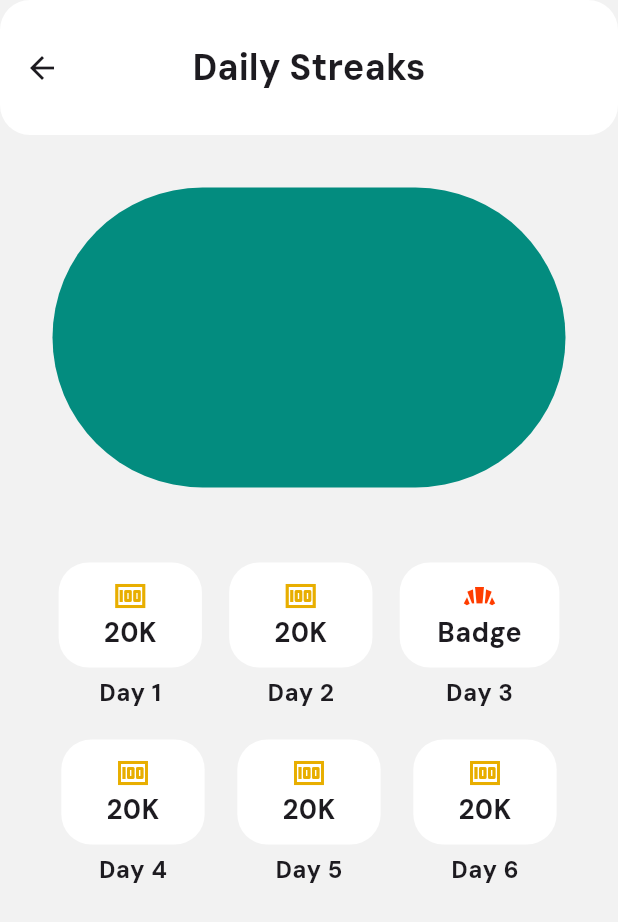
After one commit to melmendez37/karawell, a Flutter app: the FifthScreen screen opened directly, on a phone screen of 412 x 824 dp. The commit adds this screen. Shown: the top 922 px of the screen. Run offline on Flutter 3.47's test engine with Material 3 defaults, Android fonts, the phone set to English and light mode, and no system bars.

Commit message:
initial commit

```diff
--- /dev/null
+++ b/lib/screens/fifth_screen.dart
@@ -0,0 +1,339 @@
+import 'package:flutter/material.dart';
+
+class FifthScreen extends StatelessWidget {
+  @override
+  Widget build(BuildContext context) {
+    return Scaffold(
+      backgroundColor: Color(0xfff2f2f2),
+      appBar: AppBar(
+        toolbarHeight: 90,
+        backgroundColor: Color(0xffffffff),
+        title: Text(
+          'Daily Streaks',
+          style: TextStyle(
+            fontFamily: 'DM_Sans',
+            fontSize: 24.0,
+            fontWeight: FontWeight.bold,
+          ),
+        ),
+        centerTitle: true,
+        automaticallyImplyLeading: true,
+
+        shape: RoundedRectangleBorder(
+          borderRadius: BorderRadius.vertical(
+            bottom: Radius.circular(20),
+            top: Radius.circular(20),
+          ),
+
+        ),
+      ),
+
+      body: Padding(
+        padding: EdgeInsets.all(35.0),
+        child: Column(
+          mainAxisAlignment: MainAxisAlignment.start,
+          crossAxisAlignment: CrossAxisAlignment.center,
+
+          children: [
+            Container(
+              padding: EdgeInsets.all(100.0),
+              decoration: BoxDecoration(
+                color: Color(0xFF038C7F),
+                borderRadius: BorderRadius.circular(100),
+              ),
+            ),
+
+            SizedBox(height: 50),
+
+            Row(
+              mainAxisAlignment: MainAxisAlignment.spaceEvenly,
+              crossAxisAlignment: CrossAxisAlignment.center,
+              children: <Widget>[
+                Column(
+                  children: [
+                    Container(
+                      padding: EdgeInsets.symmetric(
+                          vertical: 10.0,
+                          horizontal: 30.0
+                      ),
+                      decoration: BoxDecoration(
+                        color: Colors.white,
+                        borderRadius: BorderRadius.circular(20),
+                      ),
+                      child: Column(
+                        mainAxisAlignment: MainAxisAlignment.center,
+                        children: [
+                          Icon(
+                              Icons.money,
+                              color: Color(0xFFE8AE00),
+                              size:24
+                          ),
+                          Text(
+                            '20K',
+                            style: TextStyle(
+                              fontFamily: 'DM_Sans',
+                              fontWeight: FontWeight.bold,
+                              fontSize: 18.0,
+                            ),
+                          ),
+                        ],
+                      ),
+                    ),
+
+                    SizedBox(height: 5),
+
+                    Text(
+                      'Day 1',
+                      style: TextStyle(
+                        fontFamily: 'DM_Sans',
+                        fontWeight: FontWeight.bold,
+                        fontSize: 16.0,
+                      ),
+                    ),
+                  ],
+                ),
+
+                SizedBox(width: 10.0),
+
+                Column(
+                  children: [
+                    Container(
+                      padding: EdgeInsets.symmetric(
+                          vertical: 10.0,
+                          horizontal: 30.0
+                      ),
+                      decoration: BoxDecoration(
+                        color: Colors.white,
+                        borderRadius: BorderRadius.circular(20),
+                      ),
+                      child: Column(
+                        mainAxisAlignment: MainAxisAlignment.center,
+                        children: [
+                          Icon(
+                              Icons.money,
+                              color: Color(0xFFE8AE00),
+                              size:24
+                          ),
+                          Text(
+                            '20K',
+                            style: TextStyle(
+                              fontFamily: 'DM_Sans',
+                              fontWeight: FontWeight.bold,
+                              fontSize: 18.0,
+                            ),
+                          ),
+                        ],
+                      ),
+                    ),
+
+                    SizedBox(height: 5),
+
+                    Text(
+                      'Day 2',
+                      style: TextStyle(
+                        fontFamily: 'DM_Sans',
+                        fontWeight: FontWeight.bold,
+                        fontSize: 16.0,
+                      ),
+                    ),
+                  ],
+                ),
+
+                SizedBox(width: 10.0),
+
+                Column(
+                  children: [
+                    Container(
+                      padding: EdgeInsets.symmetric(
+                          vertical: 10.0,
+                          horizontal: 25.0
+                      ),
+                      decoration: BoxDecoration(
+                        color: Colors.white,
+                        borderRadius: BorderRadius.circular(20),
+                      ),
+                      child: Column(
+                        mainAxisAlignment: MainAxisAlignment.center,
+                        children: [
+                          Icon(
+                              Icons.bakery_dining_sharp,
+                              color: Color(0xFFFF3D00),
+                              size:24
+                          ),
+                          Text(
+                            'Badge',
+                            style: TextStyle(
+                              fontFamily: 'DM_Sans',
+                              fontWeight: FontWeight.bold,
+                              fontSize: 18.0,
+                            ),
+                          ),
+                        ],
+                      ),
+                    ),
+
+                    SizedBox(height: 5),
+
+                    Text(
+                      'Day 3',
+                      style: TextStyle(
+                        fontFamily: 'DM_Sans',
+                        fontWeight: FontWeight.bold,
+                        fontSize: 16.0,
+                      ),
+                    ),
+                  ],
+                ),
+              ],
+            ),
+
+            SizedBox(height: 20.0),
+
+            Row(
+              mainAxisAlignment: MainAxisAlignment.spaceEvenly,
+              crossAxisAlignment: CrossAxisAlignment.center,
+              children: <Widget>[
+                Column(
+                  children: [
+                    Container(
+                      padding: EdgeInsets.symmetric(
+                          vertical: 10.0,
+                          horizontal: 30.0
+                      ),
+                      decoration: BoxDecoration(
+                        color: Colors.white,
+                        borderRadius: BorderRadius.circular(20),
+                      ),
+                      child: Column(
+                        mainAxisAlignment: MainAxisAlignment.center,
+                        children: [
+                          Icon(
+                            Icons.money,
+                            color: Color(0xFFE8AE00),
+                            size:24
+                          ),
+                          Text(
+                            '20K',
+                            style: TextStyle(
+                              fontFamily: 'DM_Sans',
+                              fontWeight: FontWeight.bold,
+                              fontSize: 18.0,
+                            ),
+                          ),
+                        ],
+                      ),
+                    ),
+
+                    SizedBox(height: 5),
+
+                    Text(
+                        'Day 4',
+                      style: TextStyle(
+                        fontFamily: 'DM_Sans',
+                        fontWeight: FontWeight.bold,
+                        fontSize: 16.0,
+                      ),
+                    ),
+                  ],
+                ),
+
+                SizedBox(width: 10.0),
+
+                Column(
+                  children: [
+                    Container(
+                      padding: EdgeInsets.symmetric(
+                          vertical: 10.0,
+                          horizontal: 30.0
+                      ),
+                      decoration: BoxDecoration(
+                        color: Colors.white,
+                        borderRadius: BorderRadius.circular(20),
+                      ),
+                      child: Column(
+                        mainAxisAlignment: MainAxisAlignment.center,
+                        children: [
+                          Icon(
+                              Icons.money,
+                              color: Color(0xFFE8AE00),
+                              size:24
+                          ),
+                          Text(
+                            '20K',
+                            style: TextStyle(
+                              fontFamily: 'DM_Sans',
+                              fontWeight: FontWeight.bold,
+                              fontSize: 18.0,
+                            ),
+                          ),
+                        ],
+                      ),
+                    ),
+
+                    SizedBox(height: 5),
+
+                    Text(
+                      'Day 5',
+                      style: TextStyle(
+                        fontFamily: 'DM_Sans',
+                        fontWeight: FontWeight.bold,
+                        fontSize: 16.0,
+                      ),
+                    ),
+                  ],
+                ),
+
+                SizedBox(width: 10.0),
+
+                Column(
+                  children: [
+                    Container(
+                      padding: EdgeInsets.symmetric(
+                          vertical: 10.0,
+                          horizontal: 30.0
+                      ),
+                      decoration: BoxDecoration(
+                        color: Colors.white,
+                        borderRadius: BorderRadius.circular(20),
+                      ),
+                      child: Column(
+                        mainAxisAlignment: MainAxisAlignment.center,
+                        children: [
+                          Icon(
+                              Icons.money,
+                              color: Color(0xFFE8AE00),
+                              size:24
+                          ),
+                          Text(
+                            '20K',
+                            style: TextStyle(
+                              fontFamily: 'DM_Sans',
+                              fontWeight: FontWeight.bold,
+                              fontSize: 18.0,
+                            ),
+                          ),
+                        ],
+                      ),
+                    ),
+
+                    SizedBox(height: 5),
+
+                    Text(
+                      'Day 6',
+                      style: TextStyle(
+                        fontFamily: 'DM_Sans',
+                        fontWeight: FontWeight.bold,
+                        fontSize: 16.0,
+                      ),
+                    ),
+                  ],
+                ),
+              ],
+            ),
+
+          ],
+        ),
+      ),
+    );
+  }
+}
--- a/lib/screens/fourth_screen.dart
+++ b/lib/screens/fourth_screen.dart
@@ -1,4 +1,5 @@
 import 'package:flutter/material.dart';
+import 'package:myapp/screens/fifth_screen.dart';
 
 class FourthScreen extends StatelessWidget {
   @override
@@ -129,7 +130,10 @@ class FourthScreen extends StatelessWidget {
 
             ElevatedButton(
                 onPressed: () {
-
+                  Navigator.push(
+                    context,
+                    MaterialPageRoute(builder: (context) => FifthScreen()),
+                  );
                 },
                 style: ElevatedButton.styleFrom(
                     backgroundColor: Color(0xff038C7F),
@@ -143,7 +147,7 @@ class FourthScreen extends StatelessWidget {
                 ),
 
                 child: Text(
-                  'Ask anything',
+                  'Your daily progress',
                   style: TextStyle(
                     fontFamily: 'DM_Sans',
                     fontSize: 18,
```
Also changed, not shown: assets/coins-logo.png (added).
